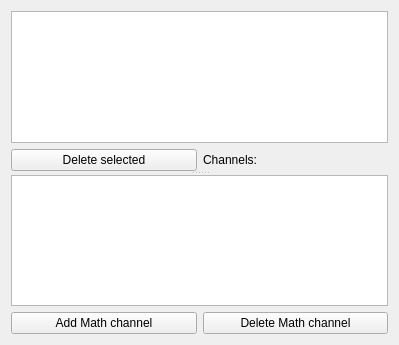
Above: stplot-gui/widgets/ChannelsList/channels.ui from Sanya-123/STplot before the change. Below: the same form after it.
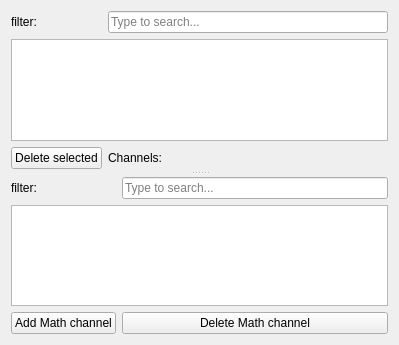
That is the form after the change.

Commit message: add sorts,filtering chanale and multi eneble graphs

```diff
--- a/stplot-gui/widgets/ChannelsList/channels.ui
+++ b/stplot-gui/widgets/ChannelsList/channels.ui
@@ -21,20 +21,37 @@
      </property>
      <widget class="QWidget" name="layoutWidget">
       <layout class="QGridLayout" name="gridLayout">
-       <item row="0" column="0" colspan="2">
+       <property name="bottomMargin">
+        <number>2</number>
+       </property>
+       <item row="2" column="1">
+        <widget class="QLabel" name="label">
+         <property name="text">
+          <string>Channels:</string>
+         </property>
+        </widget>
+       </item>
+       <item row="1" column="0" colspan="2">
         <widget class="QTreeView" name="treeView"/>
        </item>
-       <item row="1" column="0">
+       <item row="2" column="0">
         <widget class="QPushButton" name="pushButton_deleteChanale">
          <property name="text">
           <string>Delete selected</string>
          </property>
         </widget>
        </item>
-       <item row="1" column="1">
-        <widget class="QLabel" name="label">
+       <item row="0" column="1">
+        <widget class="QLineEdit" name="lineEdit_filterChanale">
+         <property name="placeholderText">
+          <string>Type to search...</string>
+         </property>
+        </widget>
+       </item>
+       <item row="0" column="0">
+        <widget class="QLabel" name="label_2">
          <property name="text">
-          <string>Channels:</string>
+          <string>filter:</string>
          </property>
         </widget>
        </item>
@@ -42,23 +59,44 @@
      </widget>
      <widget class="QWidget" name="layoutWidget">
       <layout class="QGridLayout" name="gridLayout_2">
-       <item row="0" column="0" colspan="2">
-        <widget class="QTreeView" name="treeView_customChanale"/>
-       </item>
-       <item row="1" column="0">
-        <widget class="QPushButton" name="pushButton_addMathChanale">
-         <property name="text">
-          <string>Add Math channel</string>
-         </property>
-        </widget>
-       </item>
-       <item row="1" column="1">
+       <property name="topMargin">
+        <number>2</number>
+       </property>
+       <item row="4" column="1">
         <widget class="QPushButton" name="pushButton_deleteMathChanale">
          <property name="text">
           <string>Delete Math channel</string>
          </property>
         </widget>
        </item>
+       <item row="4" column="0">
+        <widget class="QPushButton" name="pushButton_addMathChanale">
+         <property name="text">
+          <string>Add Math channel</string>
+         </property>
+        </widget>
+       </item>
+       <item row="1" column="0" colspan="2">
+        <widget class="QTreeView" name="treeView_mathChanale">
+         <property name="sortingEnabled">
+          <bool>true</bool>
+         </property>
+        </widget>
+       </item>
+       <item row="0" column="0">
+        <widget class="QLabel" name="label_3">
+         <property name="text">
+          <string>filter:</string>
+         </property>
+        </widget>
+       </item>
+       <item row="0" column="1">
+        <widget class="QLineEdit" name="lineEdit_filterMathChanale">
+         <property name="placeholderText">
+          <string>Type to search...</string>
+         </property>
+        </widget>
+       </item>
       </layout>
      </widget>
     </widget>
```
The commit also changes 5 other files.
